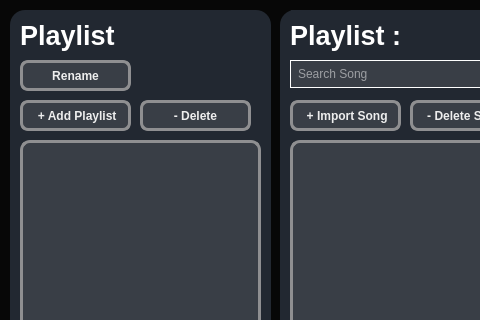
First picture: the form in mainwindow.ui, repository Kantisaranucheep/Audify_3, before the edit; both pictures show x 0 to 480 and y 0 to 320 of the 1080 by 720 pixel window.
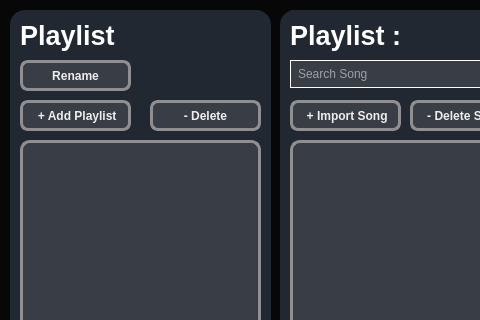
Second picture: the form after the edit.

What changed in the file:
```diff
--- a/mainwindow.ui
+++ b/mainwindow.ui
@@ -142,7 +142,7 @@
     <widget class="QPushButton" name="pushdelplaylist_2">
      <property name="geometry">
       <rect>
-       <x>130</x>
+       <x>140</x>
        <y>90</y>
        <width>111</width>
        <height>31</height>
```
